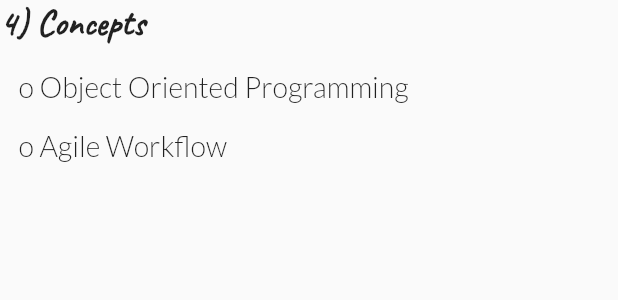
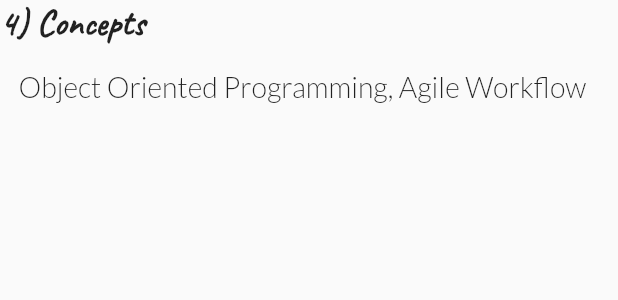
Before and after one commit to IvyLeano/Portfolio, a Flutter app: the TechnologyConceptsComponent widget shown alone on an empty page, opened directly, on a phone screen of 412 x 824 dp. Shown: the top 300 px of the screen. Run offline on Flutter 3.47's test engine with Material 2 defaults, Android fonts, the phone set to English and light mode, and no system bars.

Commit message:
Change Technology bullet points to horizontal layout

```diff
--- a/lib/Components/Technology/technology_concepts_component.dart
+++ b/lib/Components/Technology/technology_concepts_component.dart
@@ -3,7 +3,6 @@ import 'package:flutter/material.dart';
 
 import '../../constants.dart';
 import '../text_component.dart';
-import '../vertical_bullet_points_component.dart';
 
 class TechnologyConceptsComponent extends StatelessWidget {
   const TechnologyConceptsComponent({Key key});
@@ -23,8 +22,16 @@ class TechnologyConceptsComponent extends StatelessWidget {
               Constants
                   .SIZED_BOX_HEIGHT_AS_PERCENTAGE_OF_SCREEN_HEIGHT_BELOW_HEADING,
         ),
-        VerticalBulletPointsComponent(
-            list: Constants.TECHNOLOGY_HEADER_FOUR_LIST),
+        Padding(
+          padding: EdgeInsets.fromLTRB(
+              MediaQuery.of(context).size.width *
+                  Constants.BULLET_POINT_INDENT_AS_PERCENTAGE_0F_SCREEN_WIDTH,
+              0.0, 0.0, 0.0),
+          child: TextComponent(
+              text: Constants.TECHNOLOGY_HEADER_FOUR_LIST,
+              fontFamily: Constants.DEFAULT_FONT_FAMILY,
+              fontSize: Constants.DEFAULT_FONT_SIZE),
+        ),
         SizedBox(
           height: MediaQuery.of(context).size.height *
               Constants
```
Also changed, not shown: lib/Components/Technology/technology_ides_editors.dart (+10 -3 lines), lib/Components/Technology/technology_languages_frameworks_sdks_components.dart (+10 -3 lines), lib/Components/Technology/technology_tools.dart (+10 -3 lines), lib/constants.dart (+13 -27 lines).
